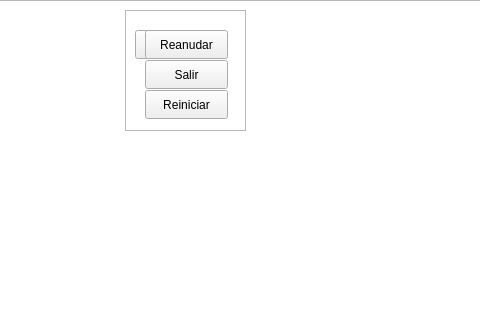
jjsv20/ProyectoFinal, file Juego/entrenamiento.ui: the form before one commit; both pictures show x 325 to 805 and y 0 to 320 of the 1080 by 720 pixel window.
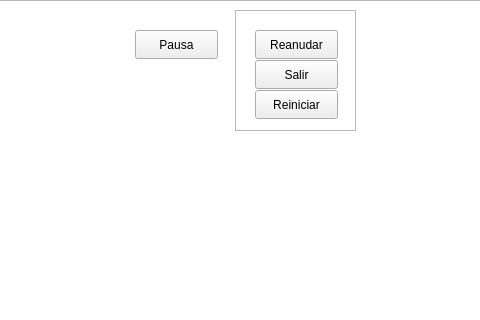
The form after the commit.

The edit to the form file:
```diff
--- a/Juego/entrenamiento.ui
+++ b/Juego/entrenamiento.ui
@@ -29,7 +29,7 @@
   <widget class="QFrame" name="frame">
    <property name="geometry">
     <rect>
-     <x>450</x>
+     <x>560</x>
      <y>10</y>
      <width>121</width>
      <height>121</height>
```
